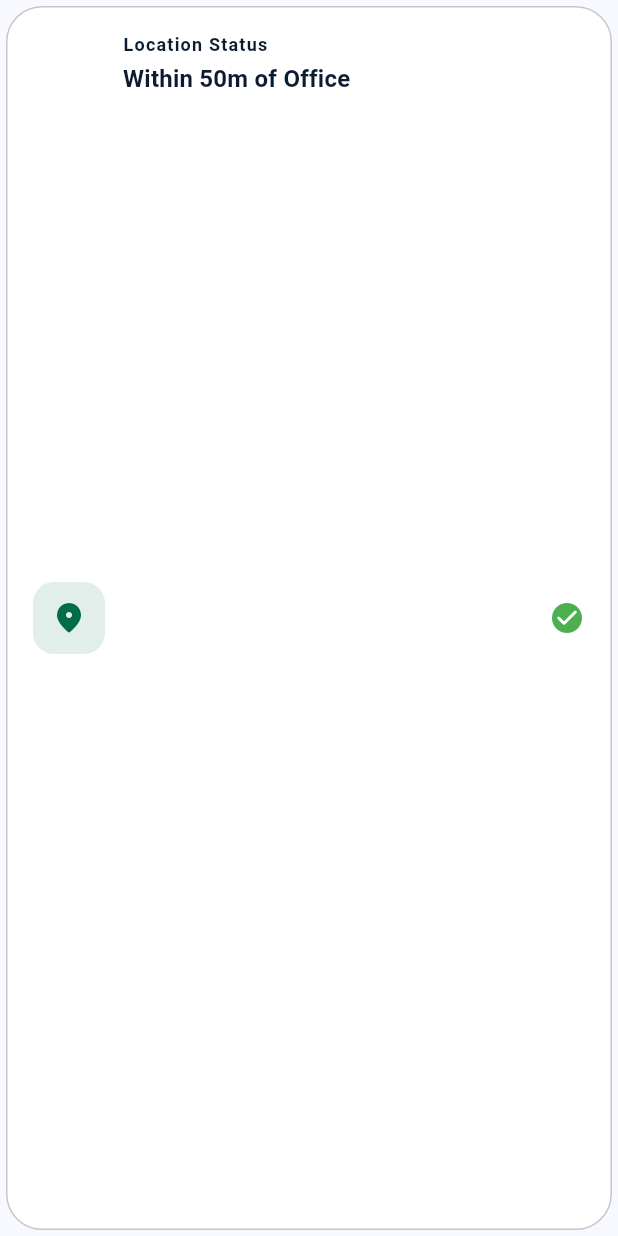
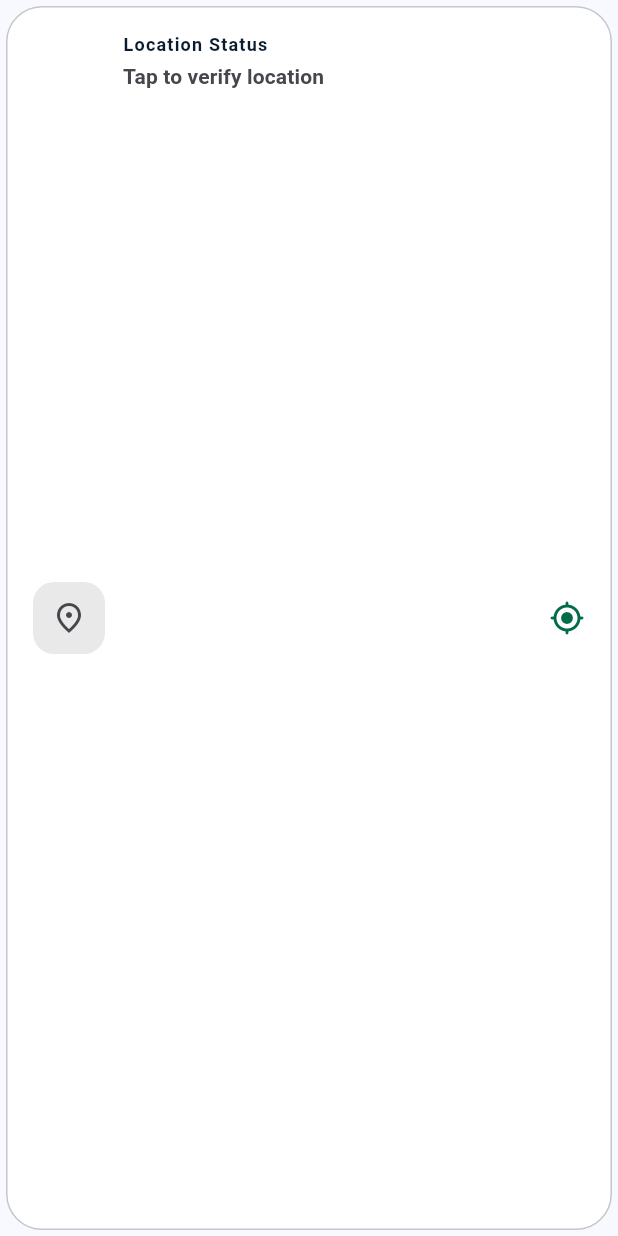
Before and after one commit to arispacco/RH_Manager, a Flutter app: the _LocationCard widget shown alone on an empty page, opened directly with empty values, on a phone screen of 412 x 824 dp. Run offline on Flutter 3.47's test engine with Material 3 defaults, Android fonts, the phone set to English and light mode, and no system bars; our stand-ins replace dio, equatable, flutter_bloc, flutter_secure_storage, geolocator, get_it and 2 more; missing offline and left inert: mobile_scanner; accounts and stored records are empty.

Commit message:
Ajout du GPS

```diff
--- a/flutter_app/lib/app/theme/app_theme.dart
+++ b/flutter_app/lib/app/theme/app_theme.dart
@@ -38,7 +38,7 @@ class AppTheme {
         foregroundColor: primary,
         elevation: 0,
       ),
-      cardTheme: CardTheme(
+      cardTheme: CardThemeData(
         color: Colors.white,
         elevation: 0,
         surfaceTintColor: Colors.transparent,
--- a/flutter_app/lib/features/attendance/presentation/bloc/attendance_event.dart
+++ b/flutter_app/lib/features/attendance/presentation/bloc/attendance_event.dart
@@ -38,3 +38,8 @@ class AttendanceClockOut extends AttendanceEvent {
 class AttendanceLivePresenceRequested extends AttendanceEvent {
   const AttendanceLivePresenceRequested();
 }
+
+/// Employee requests a location check (GPS verification).
+class LocationCheckRequested extends AttendanceEvent {
+  const LocationCheckRequested();
+}
--- a/flutter_app/lib/features/attendance/presentation/bloc/attendance_state.dart
+++ b/flutter_app/lib/features/attendance/presentation/bloc/attendance_state.dart
@@ -40,6 +40,9 @@ class WeeklyData extends Equatable {
   List<Object?> get props => [day, rate];
 }
 
+/// Possible states for a location check.
+enum LocationStatus { unknown, checking, withinRange, outOfRange, error }
+
 class AttendanceState extends Equatable {
   const AttendanceState({
     this.clockStatus = ClockStatus.idle,
@@ -53,6 +56,9 @@ class AttendanceState extends Equatable {
     this.presentCount = 0,
     this.lateCount = 0,
     this.absentCount = 0,
+    this.locationStatus = LocationStatus.unknown,
+    this.distanceMeters = 0,
+    this.locationMessage = '',
   });
 
   final ClockStatus clockStatus;
@@ -69,6 +75,11 @@ class AttendanceState extends Equatable {
   final int lateCount;
   final int absentCount;
 
+  // Location data
+  final LocationStatus locationStatus;
+  final double distanceMeters;
+  final String locationMessage;
+
   AttendanceState copyWith({
     ClockStatus? clockStatus,
     DateTime? clockInTime,
@@ -81,6 +92,9 @@ class AttendanceState extends Equatable {
     int? presentCount,
     int? lateCount,
     int? absentCount,
+    LocationStatus? locationStatus,
+    double? distanceMeters,
+    String? locationMessage,
   }) {
     return AttendanceState(
       clockStatus: clockStatus ?? this.clockStatus,
@@ -94,6 +108,9 @@ class AttendanceState extends Equatable {
       presentCount: presentCount ?? this.presentCount,
       lateCount: lateCount ?? this.lateCount,
       absentCount: absentCount ?? this.absentCount,
+      locationStatus: locationStatus ?? this.locationStatus,
+      distanceMeters: distanceMeters ?? this.distanceMeters,
+      locationMessage: locationMessage ?? this.locationMessage,
     );
   }
 
@@ -106,5 +123,7 @@ class AttendanceState extends Equatable {
         errorMessage,
         livePresence,
         weeklyData,
+        locationStatus,
+        distanceMeters,
       ];
 }
--- a/flutter_app/lib/features/dashboard/presentation/screens/employee_dashboard.dart
+++ b/flutter_app/lib/features/dashboard/presentation/screens/employee_dashboard.dart
@@ -23,7 +23,9 @@ class _EmployeeDashboardState extends State<EmployeeDashboard> {
   @override
   void initState() {
     super.initState();
-    context.read<AttendanceBloc>().add(const AttendanceLoadToday());
+    final bloc = context.read<AttendanceBloc>();
+    bloc.add(const AttendanceLoadToday());
+    bloc.add(const LocationCheckRequested());
   }
 
   @override
@@ -54,7 +56,7 @@ class _EmployeeDashboardState extends State<EmployeeDashboard> {
             const SizedBox(height: 16),
 
             // ── Location Status ──
-            _LocationCard(theme: theme),
+            _LocationCard(attendance: attendance),
             const SizedBox(height: 16),
 
             // ── Today's Attendance ──
@@ -192,14 +194,67 @@ class _ScanCard extends StatelessWidget {
 // ── Location Card ──────────────────────────────────────────────
 
 class _LocationCard extends StatelessWidget {
-  const _LocationCard({required this.theme});
+  const _LocationCard({required this.attendance});
 
-  final ThemeData theme;
+  final AttendanceState attendance;
 
   @override
   Widget build(BuildContext context) {
-    // TODO: Replace with real GPS check via geolocator
-    return Card(
+    final theme = Theme.of(context);
+    final locStatus = attendance.locationStatus;
+
+    // Determine visual state
+    final (icon, iconColor, bgColor, label, trailing) = switch (locStatus) {
+      LocationStatus.unknown => (
+          Icons.place_outlined,
+          AppTheme.onSurfaceVariant,
+          AppTheme.onSurfaceVariant.withAlpha(30),
+          'Tap to verify location',
+          const Icon(Icons.gps_fixed_rounded, color: AppTheme.secondary),
+        ),
+      LocationStatus.checking => (
+          Icons.my_location_rounded,
+          AppTheme.secondary,
+          AppTheme.secondary.withAlpha(30),
+          'Checking your location...',
+          const SizedBox(
+            width: 20,
+            height: 20,
+            child: CircularProgressIndicator(strokeWidth: 2),
+          ) as Widget,
+        ),
+      LocationStatus.withinRange => (
+          Icons.place_rounded,
+          const Color(0xFF1E7C4A),
+          const Color(0xFFE9F9F0),
+          attendance.locationMessage,
+          const Icon(Icons.check_circle_rounded, color: Color(0xFF1E7C4A)),
+        ),
+      LocationStatus.outOfRange => (
+          Icons.wrong_location_rounded,
+          const Color(0xFFAF6711),
+          const Color(0xFFFFF4E5),
+          attendance.locationMessage,
+          const Icon(Icons.warning_amber_rounded, color: Color(0xFFAF6711)),
+        ),
+      LocationStatus.error => (
+          Icons.location_disabled_rounded,
+          Colors.red,
+          Colors.red.withAlpha(20),
+          attendance.locationMessage,
+          const Icon(Icons.error_outline_rounded, color: Colors.red),
+        ),
+    };
+
+    return GestureDetector(
+      onTap: locStatus != LocationStatus.checking
+          ? () {
+              context
+                  .read<AttendanceBloc>()
+                  .add(const LocationCheckRequested());
+            }
+          : null,
+      child: Card(
         child: Padding(
           padding: const EdgeInsets.all(18),
           child: Row(
@@ -208,13 +263,10 @@ class _LocationCard extends StatelessWidget {
                 width: 48,
                 height: 48,
                 decoration: BoxDecoration(
-                color: AppTheme.secondary.withAlpha(30),
+                  color: bgColor,
                   borderRadius: BorderRadius.circular(14),
                 ),
-              child: const Icon(
-                Icons.place_rounded,
-                color: AppTheme.secondary,
-              ),
+                child: Icon(icon, color: iconColor),
               ),
               const SizedBox(width: 12),
               Expanded(
@@ -230,16 +282,18 @@ class _LocationCard extends StatelessWidget {
                     ),
                     const SizedBox(height: 3),
                     Text(
-                    'Within 50m of Office',
-                    style: theme.textTheme.titleMedium?.copyWith(
+                      label,
+                      style: theme.textTheme.titleSmall?.copyWith(
                         fontWeight: FontWeight.w700,
+                        color: iconColor,
                       ),
                     ),
                   ],
                 ),
               ),
-            const Icon(Icons.check_circle_rounded, color: Colors.green),
+              trailing,
             ],
+          ),
         ),
       ),
     );
```
Also changed, not shown: flutter_app/lib/app/di.dart (+6 -1 lines), flutter_app/lib/core/services/location_service.dart (added, +180 -0 lines), flutter_app/lib/features/attendance/presentation/bloc/attendance_bloc.dart (+56 -2 lines). Lines whose indentation alone changed are shown as unchanged.
